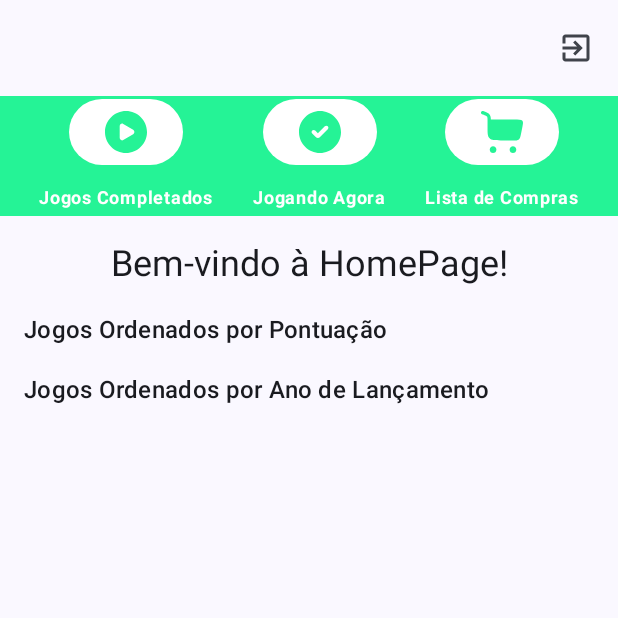
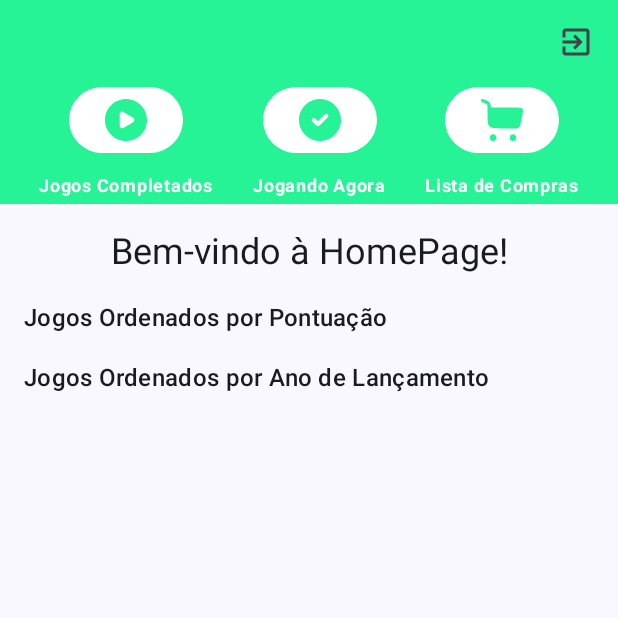
Before and after one commit to ocesar9/ScoreG, an Android app built with Jetpack Compose: the screen it shows after launch once a user with an empty profile is signed in (MainActivity), on a phone screen of 412 x 824 dp, the top half of it. Run offline under Robolectric (Android 15) with nearby library versions, the phone set to English and light mode, and no system bars; our stand-ins replace Firebase (no records; nobody signed in at launch, a user with empty details on screens opened directly).

Commit message:
wip:Layout HomePage refactoring

```diff
--- a/app/src/main/java/com/example/scoreg/pages/HomePage.kt
+++ b/app/src/main/java/com/example/scoreg/pages/HomePage.kt
@@ -15,9 +15,11 @@ import androidx.compose.material3.IconButton
 import androidx.compose.material3.MaterialTheme
 import androidx.compose.material3.Text
 import androidx.compose.material3.TopAppBar
+import androidx.compose.material3.TopAppBarDefaults
 import androidx.compose.runtime.Composable
 import androidx.compose.ui.Alignment
 import androidx.compose.ui.Modifier
+import androidx.compose.ui.graphics.Color
 import androidx.compose.ui.platform.LocalContext
 import androidx.compose.ui.unit.dp
 import androidx.navigation.NavController
@@ -42,6 +44,10 @@ fun HomePage(navController: NavController, mainViewModel: MainViewModel, modifie
     ) {
         TopAppBar(
             title = { /*TODO*/ },
+            modifier = Modifier.height(56.dp),
+            colors = TopAppBarDefaults.topAppBarColors(
+                containerColor = Color(0xFF25F396)
+            ),
             actions = {
                 IconButton(
                     onClick = {
```
